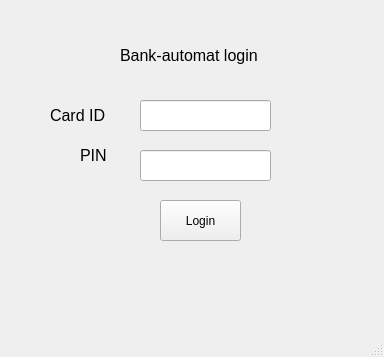
Qt form bank-automat/mainwindow.ui (25kmo-project/group_11) before a commit.
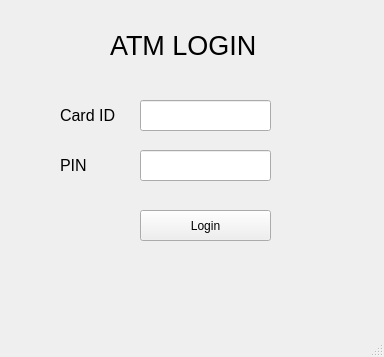
The same form after that commit.

```diff
--- a/bank-automat/mainwindow.ui
+++ b/bank-automat/mainwindow.ui
@@ -17,27 +17,27 @@
    <widget class="QLabel" name="label">
     <property name="geometry">
      <rect>
-      <x>120</x>
-      <y>40</y>
+      <x>110</x>
+      <y>30</y>
       <width>191</width>
       <height>31</height>
      </rect>
     </property>
     <property name="font">
      <font>
-      <pointsize>12</pointsize>
+      <pointsize>20</pointsize>
      </font>
     </property>
     <property name="text">
-     <string>Bank-automat login</string>
+     <string>ATM LOGIN</string>
     </property>
    </widget>
    <widget class="QLabel" name="label_2">
     <property name="geometry">
      <rect>
-      <x>50</x>
+      <x>60</x>
       <y>100</y>
-      <width>71</width>
+      <width>81</width>
       <height>31</height>
      </rect>
     </property>
@@ -53,9 +53,9 @@
    <widget class="QLabel" name="label_3">
     <property name="geometry">
      <rect>
-      <x>80</x>
-      <y>140</y>
-      <width>61</width>
+      <x>60</x>
+      <y>150</y>
+      <width>81</width>
       <height>31</height>
      </rect>
     </property>
@@ -71,8 +71,8 @@
    <widget class="QLabel" name="labelInfo">
     <property name="geometry">
      <rect>
-      <x>110</x>
-      <y>250</y>
+      <x>40</x>
+      <y>260</y>
       <width>241</width>
       <height>31</height>
      </rect>
@@ -89,10 +89,10 @@
    <widget class="QPushButton" name="btnLogin">
     <property name="geometry">
      <rect>
-      <x>160</x>
-      <y>200</y>
-      <width>81</width>
-      <height>41</height>
+      <x>140</x>
+      <y>210</y>
+      <width>131</width>
+      <height>31</height>
      </rect>
     </property>
     <property name="text">
```
Left out of the diff: 6 changed lines with no effect on the pictures.
